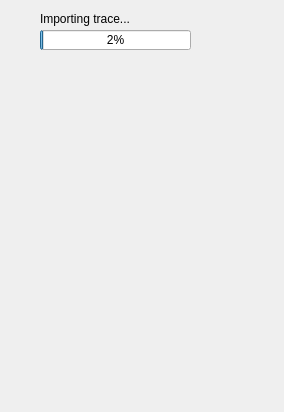
Qt form src/manetviz/controlwidget.ui (Bramas/manet-viz) before a commit.
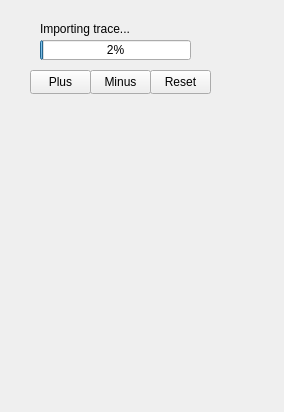
The same form after that commit.

```diff
--- a/src/manetviz/controlwidget.ui
+++ b/src/manetviz/controlwidget.ui
@@ -35,14 +35,14 @@
        <property name="minimumSize">
         <size>
          <width>200</width>
-         <height>50</height>
+         <height>100</height>
         </size>
        </property>
        <widget class="QProgressBar" name="progressBarImport">
         <property name="geometry">
          <rect>
           <x>10</x>
-          <y>20</y>
+          <y>30</y>
           <width>151</width>
           <height>20</height>
          </rect>
@@ -61,7 +61,7 @@
         <property name="geometry">
          <rect>
           <x>10</x>
-          <y>0</y>
+          <y>10</y>
           <width>151</width>
           <height>17</height>
          </rect>
@@ -70,6 +70,45 @@
          <string>Importing trace...</string>
         </property>
        </widget>
+       <widget class="QPushButton" name="pushButtonPlus">
+        <property name="geometry">
+         <rect>
+          <x>0</x>
+          <y>60</y>
+          <width>61</width>
+          <height>24</height>
+         </rect>
+        </property>
+        <property name="text">
+         <string>Plus</string>
+        </property>
+       </widget>
+       <widget class="QPushButton" name="pushButtonMinus">
+        <property name="geometry">
+         <rect>
+          <x>60</x>
+          <y>60</y>
+          <width>61</width>
+          <height>24</height>
+         </rect>
+        </property>
+        <property name="text">
+         <string>Minus</string>
+        </property>
+       </widget>
+       <widget class="QPushButton" name="pushButtonReset">
+        <property name="geometry">
+         <rect>
+          <x>120</x>
+          <y>60</y>
+          <width>61</width>
+          <height>24</height>
+         </rect>
+        </property>
+        <property name="text">
+         <string>Reset</string>
+        </property>
+       </widget>
       </widget>
      </item>
     </layout>
```
Left out of the diff: 2 changed lines with no effect on the pictures.
